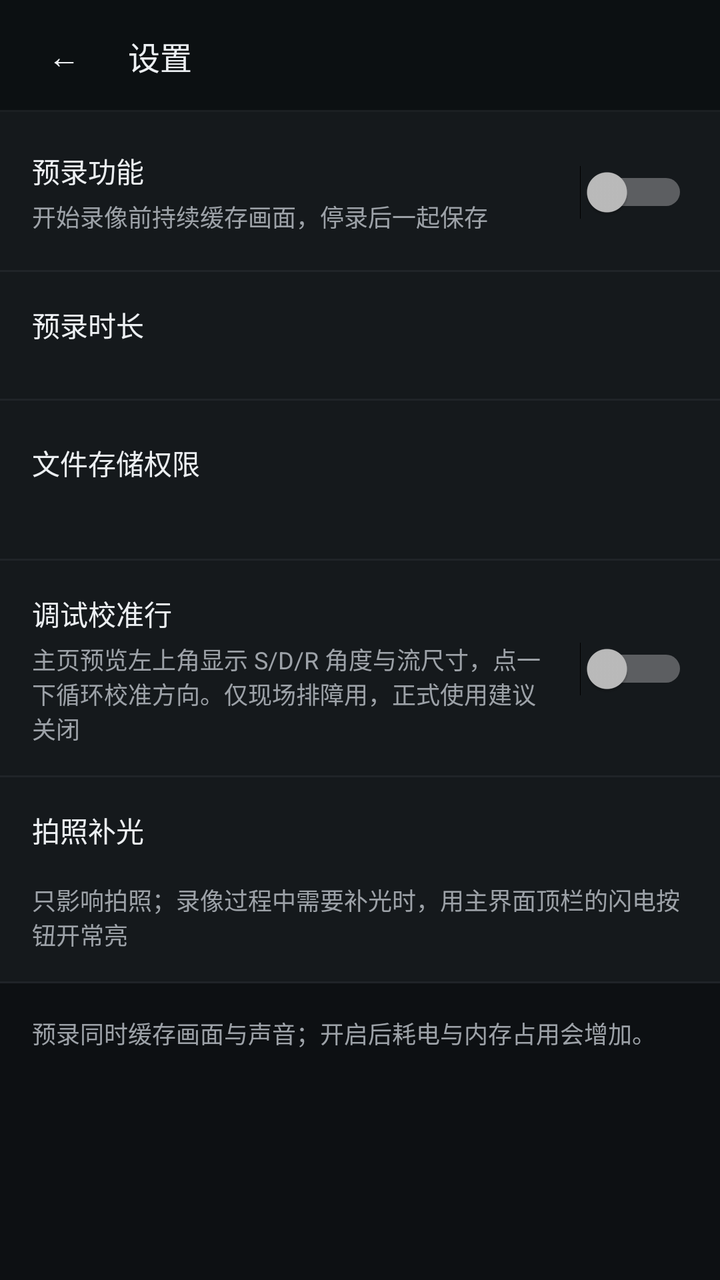
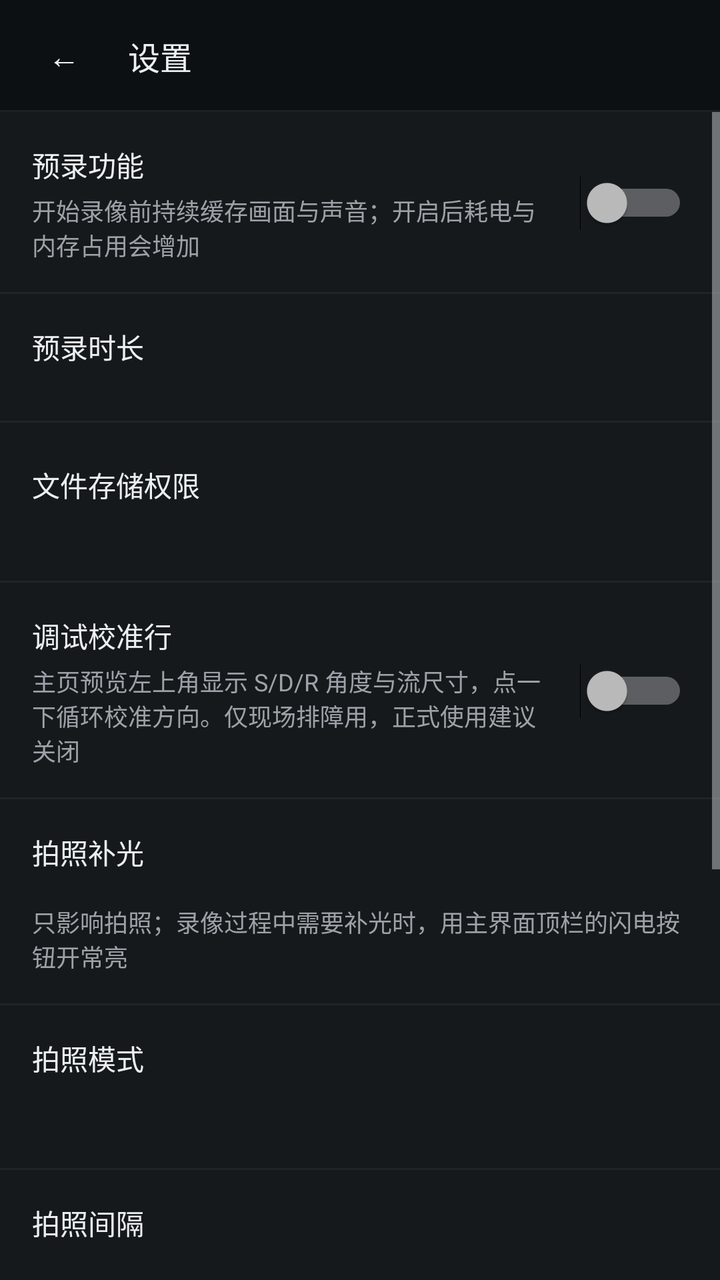

An Android layout rendered at two revisions. The XML below is the earlier revision; the diff shows what the commit changed to produce the second picture.
<!-- AndroidManifest.xml: application theme Theme.BodyCam -->
<!-- res/layout/activity_settings.xml -->
<?xml version="1.0" encoding="utf-8"?>
<LinearLayout xmlns:android="http://schemas.android.com/apk/res/android"
    xmlns:tools="http://schemas.android.com/tools"
    android:layout_width="match_parent"
    android:layout_height="match_parent"
    android:background="@color/paper"
    android:orientation="vertical">

    
    <LinearLayout
        android:layout_width="match_parent"
        android:layout_height="@dimen/top_bar_height"
        android:background="@drawable/bg_top_bar"
        android:gravity="center_vertical"
        android:orientation="horizontal"
        android:paddingHorizontal="@dimen/space_xs">

        <TextView
            android:id="@+id/btnBack"
            style="@style/BodyCamTitle"
            android:layout_width="@dimen/touch_target"
            android:layout_height="@dimen/touch_target"
            android:background="@drawable/bg_icon_button"
            android:clickable="true"
            android:contentDescription="@string/action_back"
            android:focusable="true"
            android:gravity="center"
            android:text="@string/glyph_back"
            android:textColor="@color/ink" />

        <TextView
            style="@style/BodyCamTitle"
            android:layout_width="wrap_content"
            android:layout_height="wrap_content"
            android:layout_marginStart="@dimen/space_xs"
            android:text="@string/title_settings" />
    </LinearLayout>

    <ScrollView
        android:layout_width="match_parent"
        android:layout_height="match_parent">

        <LinearLayout
            android:layout_width="match_parent"
            android:layout_height="wrap_content"
            android:orientation="vertical"
            android:paddingBottom="@dimen/space_xl">

            
            <LinearLayout
                android:layout_width="match_parent"
                android:layout_height="wrap_content"
                android:background="@drawable/bg_row"
                android:gravity="center_vertical"
                android:orientation="horizontal"
                android:paddingHorizontal="@dimen/space_md"
                android:paddingVertical="@dimen/space_md">

                <LinearLayout
                    android:layout_width="0dp"
                    android:layout_height="wrap_content"
                    android:layout_weight="1"
                    android:orientation="vertical">

                    <TextView
                        style="@style/BodyCamLabel"
                        android:layout_width="wrap_content"
                        android:layout_height="wrap_content"
                        android:text="@string/settings_pre_record_title" />

                    <TextView
                        style="@style/BodyCamHint"
                        android:layout_width="match_parent"
                        android:layout_height="wrap_content"
                        android:layout_marginTop="@dimen/space_2xs"
                        android:text="@string/settings_pre_record_summary" />
                </LinearLayout>

                <Switch
                    android:id="@+id/swPreRecord"
                    android:layout_width="wrap_content"
                    android:layout_height="wrap_content"
                    android:layout_marginStart="@dimen/space_sm"
                    android:minWidth="@dimen/touch_target"
                    android:minHeight="@dimen/touch_target" />
            </LinearLayout>

            
            <LinearLayout
                android:id="@+id/durationSection"
                android:layout_width="match_parent"
                android:layout_height="wrap_content"
                android:background="@drawable/bg_row"
                android:orientation="vertical"
                android:paddingHorizontal="@dimen/space_md"
                android:paddingVertical="@dimen/space_md">

                <TextView
                    style="@style/BodyCamLabel"
                    android:layout_width="wrap_content"
                    android:layout_height="wrap_content"
                    android:text="@string/settings_pre_record_duration_title" />

                <RadioGroup
                    android:id="@+id/rgDuration"
                    android:layout_width="match_parent"
                    android:layout_height="wrap_content"
                    android:layout_marginTop="@dimen/space_sm"
                    android:orientation="horizontal" />
            </LinearLayout>

            
            <LinearLayout
                android:id="@+id/storageRow"
                android:layout_width="match_parent"
                android:layout_height="wrap_content"
                android:background="@drawable/bg_row"
                android:clickable="true"
                android:focusable="true"
                android:gravity="center_vertical"
                android:orientation="horizontal"
                android:paddingHorizontal="@dimen/space_md"
                android:paddingVertical="@dimen/space_md">

                <LinearLayout
                    android:layout_width="0dp"
                    android:layout_height="wrap_content"
                    android:layout_weight="1"
                    android:orientation="vertical">

                    <TextView
                        style="@style/BodyCamLabel"
                        android:layout_width="wrap_content"
                        android:layout_height="wrap_content"
                        android:text="@string/settings_storage_title" />

                    <TextView
                        android:id="@+id/storageStatus"
                        style="@style/BodyCamHint"
                        android:layout_width="match_parent"
                        android:layout_height="wrap_content"
                        android:layout_marginTop="@dimen/space_2xs" />
                </LinearLayout>

                <TextView
                    android:id="@+id/storageAction"
                    style="@style/BodyCamLabel"
                    android:layout_width="wrap_content"
                    android:layout_height="@dimen/touch_target"
                    android:layout_marginStart="@dimen/space_sm"
                    android:gravity="center"
                    android:paddingHorizontal="@dimen/space_sm"
                    android:textColor="@color/accent" />
            </LinearLayout>

            
            <LinearLayout
                android:layout_width="match_parent"
                android:layout_height="wrap_content"
                android:background="@drawable/bg_row"
                android:gravity="center_vertical"
                android:orientation="horizontal"
                android:paddingHorizontal="@dimen/space_md"
                android:paddingVertical="@dimen/space_md">

                <LinearLayout
                    android:layout_width="0dp"
                    android:layout_height="wrap_content"
                    android:layout_weight="1"
                    android:orientation="vertical">

                    <TextView
                        style="@style/BodyCamLabel"
                        android:layout_width="wrap_content"
                        android:layout_height="wrap_content"
                        android:text="@string/settings_debug_overlay_title" />

                    <TextView
                        style="@style/BodyCamHint"
                        android:layout_width="match_parent"
                        android:layout_height="wrap_content"
                        android:layout_marginTop="@dimen/space_2xs"
                        android:text="@string/settings_debug_overlay_summary" />
                </LinearLayout>

                <Switch
                    android:id="@+id/swDebugOverlay"
                    android:layout_width="wrap_content"
                    android:layout_height="wrap_content"
                    android:layout_marginStart="@dimen/space_sm"
                    android:minWidth="@dimen/touch_target"
                    android:minHeight="@dimen/touch_target" />
            </LinearLayout>

            
            <LinearLayout
                android:layout_width="match_parent"
                android:layout_height="wrap_content"
                android:background="@drawable/bg_row"
                android:orientation="vertical"
                android:paddingHorizontal="@dimen/space_md"
                android:paddingVertical="@dimen/space_md">

                <TextView
                    style="@style/BodyCamLabel"
                    android:layout_width="wrap_content"
                    android:layout_height="wrap_content"
                    android:text="@string/settings_photo_flash_title" />

                <RadioGroup
                    android:id="@+id/rgPhotoFlash"
                    android:layout_width="match_parent"
                    android:layout_height="wrap_content"
                    android:layout_marginTop="@dimen/space_sm"
                    android:orientation="horizontal" />

                <TextView
                    style="@style/BodyCamHint"
                    android:layout_width="match_parent"
                    android:layout_height="wrap_content"
                    android:layout_marginTop="@dimen/space_2xs"
                    android:text="@string/settings_photo_flash_summary" />
            </LinearLayout>

            
            <TextView
                style="@style/BodyCamHint"
                android:layout_width="match_parent"
                android:layout_height="wrap_content"
                android:layout_marginTop="@dimen/space_md"
                android:paddingHorizontal="@dimen/space_md"
                android:text="@string/settings_pre_record_hint"
                tools:ignore="RtlSymmetry" />
        </LinearLayout>
    </ScrollView>
</LinearLayout>
<!-- resources referenced by this layout -->
<resources>
  <color name="accent">#F7B83D</color>
  <color name="ink">#ECEFF2</color>
  <color name="paper">#0D1013</color>
  <dimen name="space_2xs">4dp</dimen>
  <dimen name="space_md">16dp</dimen>
  <dimen name="space_sm">12dp</dimen>
  <dimen name="space_xl">32dp</dimen>
  <dimen name="space_xs">8dp</dimen>
  <dimen name="top_bar_height">56dp</dimen>
  <dimen name="touch_target">48dp</dimen>
  <!-- drawable bg_row (drawable) -->
  <?xml version="1.0" encoding="utf-8"?>
  <layer-list xmlns:android="http://schemas.android.com/apk/res/android">
      <item>
          <shape android:shape="rectangle">
              <solid android:color="@color/paper_2" />
          </shape>
      </item>
      <item
          android:gravity="bottom"
          android:height="@dimen/rule_hair">
          <shape android:shape="rectangle">
              <solid android:color="@color/rule" />
          </shape>
      </item>
  </layer-list>
  <!-- drawable bg_top_bar (drawable) -->
  <?xml version="1.0" encoding="utf-8"?>
  <layer-list xmlns:android="http://schemas.android.com/apk/res/android">
      <item>
          <shape android:shape="rectangle">
              <solid android:color="@color/scrim_bar" />
          </shape>
      </item>
      <item
          android:gravity="bottom"
          android:height="@dimen/rule_hair">
          <shape android:shape="rectangle">
              <solid android:color="@color/rule" />
          </shape>
      </item>
  </layer-list>
  <string name="action_back">返回</string>
  <string name="glyph_back">←</string>
  <string name="settings_debug_overlay_summary">主页预览左上角显示 S/D/R 角度与流尺寸，点一下循环校准方向。仅现场排障用，正式使用建议关闭</string>
  <string name="settings_debug_overlay_title">调试校准行</string>
  <string name="settings_photo_flash_summary">只影响拍照；录像过程中需要补光时，用主界面顶栏的闪电按钮开常亮</string>
  <string name="settings_photo_flash_title">拍照补光</string>
  <string name="settings_pre_record_duration_title">预录时长</string>
  <string name="settings_pre_record_hint">预录同时缓存画面与声音；开启后耗电与内存占用会增加。</string>
  <string name="settings_pre_record_summary">开始录像前持续缓存画面，停录后一起保存</string>
  <string name="settings_pre_record_title">预录功能</string>
  <string name="settings_storage_title">文件存储权限</string>
  <string name="title_settings">设置</string>
  <style name="BodyCamHint">
          <item name="android:fontFamily">sans-serif</item>
          <item name="android:textSize">@dimen/text_sm</item>
          <item name="android:textColor">@color/muted</item>
          <item name="android:includeFontPadding">false</item>
      </style>
  <style name="BodyCamLabel">
          <item name="android:fontFamily">sans-serif-medium</item>
          <item name="android:textSize">@dimen/text_md</item>
          <item name="android:textColor">@color/ink</item>
          <item name="android:includeFontPadding">false</item>
      </style>
  <style name="BodyCamTitle">
          <item name="android:fontFamily">sans-serif-medium</item>
          <item name="android:textSize">@dimen/text_lg</item>
          <item name="android:textColor">@color/ink</item>
      </style>
  <dimen name="rule_strong">2dp</dimen>
  <color name="ripple_on_paper">#33ECEFF2</color>
  <color name="paper_2">#15191C</color>
  <dimen name="rule_hair">1dp</dimen>
  <color name="rule">#802D3135</color>
  <color name="scrim_bar">#800D1013</color>
  <dimen name="text_sm">12sp</dimen>
  <color name="muted">#9DA2A8</color>
  <dimen name="text_md">14sp</dimen>
  <dimen name="text_lg">16sp</dimen>
  <color name="ink_2">#C3C8CC</color>
  <!-- unchanged entries left out for length: 2 -->
</resources>

<!-- the commit's change to res/layout/activity_settings.xml (unified diff, before → after) -->
@@ -1,6 +1,5 @@
 <?xml version="1.0" encoding="utf-8"?>
 <LinearLayout xmlns:android="http://schemas.android.com/apk/res/android"
-    xmlns:tools="http://schemas.android.com/tools"
     android:layout_width="match_parent"
     android:layout_height="match_parent"
     android:background="@color/paper"
@@ -223,14 +222,141 @@
             </LinearLayout>
 
             
-            <TextView
-                style="@style/BodyCamHint"
-                android:layout_width="match_parent"
-                android:layout_height="wrap_content"
-                android:layout_marginTop="@dimen/space_md"
-                android:paddingHorizontal="@dimen/space_md"
-                android:text="@string/settings_pre_record_hint"
-                tools:ignore="RtlSymmetry" />
-        </LinearLayout>
+            <LinearLayout
+                android:layout_width="match_parent"
+                android:layout_height="wrap_content"
+                android:background="@drawable/bg_row"
+                android:orientation="vertical"
+                android:paddingHorizontal="@dimen/space_md"
+                android:paddingVertical="@dimen/space_md">
+
+                <TextView
+                    style="@style/BodyCamLabel"
+                    android:layout_width="wrap_content"
+                    android:layout_height="wrap_content"
+                    android:text="@string/settings_photo_mode_title" />
+
+                <RadioGroup
+                    android:id="@+id/rgPhotoMode"
+                    android:layout_width="match_parent"
+                    android:layout_height="wrap_content"
+                    android:layout_marginTop="@dimen/space_sm"
+                    android:orientation="horizontal" />
+
+                <TextView
+                    android:id="@+id/photoModeSummary"
+                    style="@style/BodyCamHint"
+                    android:layout_width="match_parent"
+                    android:layout_height="wrap_content"
+                    android:layout_marginTop="@dimen/space_2xs" />
+            </LinearLayout>
+
+            
+            <LinearLayout
+                android:id="@+id/burstSection"
+                android:layout_width="match_parent"
+                android:layout_height="wrap_content"
+                android:background="@drawable/bg_row"
+                android:orientation="vertical"
+                android:paddingHorizontal="@dimen/space_md"
+                android:paddingVertical="@dimen/space_md">
+
+                <TextView
+                    style="@style/BodyCamLabel"
+                    android:layout_width="wrap_content"
+                    android:layout_height="wrap_content"
+                    android:text="@string/settings_burst_interval_title" />
+
+                <RadioGroup
+                    android:id="@+id/rgBurstInterval"
+                    android:layout_width="match_parent"
+                    android:layout_height="wrap_content"
+                    android:layout_marginTop="@dimen/space_sm"
+                    android:orientation="horizontal" />
+
+                <TextView
+                    style="@style/BodyCamLabel"
+                    android:layout_width="wrap_content"
+                    android:layout_height="wrap_content"
+                    android:layout_marginTop="@dimen/space_md"
+                    android:text="@string/settings_burst_count_title" />
+
+                <RadioGroup
+                    android:id="@+id/rgBurstCount"
+                    android:layout_width="match_parent"
+                    android:layout_height="wrap_content"
+                    android:layout_marginTop="@dimen/space_sm"
+                    android:orientation="horizontal" />
+
+                <TextView
+                    style="@style/BodyCamHint"
+                    android:layout_width="match_parent"
+                    android:layout_height="wrap_content"
+                    android:layout_marginTop="@dimen/space_2xs"
+                    android:text="@string/settings_burst_summary" />
+            </LinearLayout>
+
+            
+            <LinearLayout
+                android:layout_width="match_parent"
+                android:layout_height="wrap_content"
+                android:background="@drawable/bg_row"
+                android:orientation="vertical"
+                android:paddingHorizontal="@dimen/space_md"
+                android:paddingVertical="@dimen/space_md">
+
+                <TextView
+                    style="@style/BodyCamLabel"
+                    android:layout_width="wrap_content"
+                    android:layout_height="wrap_content"
+                    android:text="@string/settings_photo_quality_title" />
+
+                <RadioGroup
+                    android:id="@+id/rgPhotoQuality"
+                    android:layout_width="match_parent"
+                    android:layout_height="wrap_content"
+                    android:layout_marginTop="@dimen/space_sm"
+                    android:orientation="horizontal" />
+
+                <TextView
+                    style="@style/BodyCamHint"
+                    android:layout_width="match_parent"
+                    android:layout_height="wrap_content"
+                    android:layout_marginTop="@dimen/space_2xs"
+                    android:text="@string/settings_photo_quality_summary" />
+            </LinearLayout>
+
+            
+            <LinearLayout
+                android:layout_width="match_parent"
+                android:layout_height="wrap_content"
+                android:background="@drawable/bg_row"
+                android:orientation="vertical"
+                android:paddingHorizontal="@dimen/space_md"
+                android:paddingVertical="@dimen/space_md">
+
+                <TextView
+                    style="@style/BodyCamLabel"
+                    android:layout_width="wrap_content"
+                    android:layout_height="wrap_content"
+                    android:text="@string/settings_photo_size_title" />
+
+                
+                <LinearLayout
+                    android:id="@+id/llPhotoSize"
+                    android:layout_width="match_parent"
+                    android:layout_height="wrap_content"
+                    android:layout_marginTop="@dimen/space_sm"
+                    android:orientation="vertical" />
+
+                <TextView
+                    style="@style/BodyCamHint"
+                    android:layout_width="match_parent"
+                    android:layout_height="wrap_content"
+                    android:layout_marginTop="@dimen/space_2xs"
+                    android:text="@string/settings_photo_size_summary" />
+            </LinearLayout>
+
+            </LinearLayout>
     </ScrollView>
 </LinearLayout>
<!-- resource entries referenced after the edit -->
@@ -44,13 +44,20 @@
   </layer-list>
   <string name="action_back">返回</string>
   <string name="glyph_back">←</string>
+  <string name="settings_burst_count_title">连拍数目</string>
+  <string name="settings_burst_interval_title">拍照间隔</string>
+  <string name="settings_burst_summary">间隔越短、张数越多，连拍总时长越长；连拍期间屏幕保持预览</string>
   <string name="settings_debug_overlay_summary">主页预览左上角显示 S/D/R 角度与流尺寸，点一下循环校准方向。仅现场排障用，正式使用建议关闭</string>
   <string name="settings_debug_overlay_title">调试校准行</string>
   <string name="settings_photo_flash_summary">只影响拍照；录像过程中需要补光时，用主界面顶栏的闪电按钮开常亮</string>
   <string name="settings_photo_flash_title">拍照补光</string>
+  <string name="settings_photo_mode_title">拍照模式</string>
+  <string name="settings_photo_quality_summary">质量越高文件越大，单张写盘也越慢</string>
+  <string name="settings_photo_quality_title">拍照质量</string>
+  <string name="settings_photo_size_summary">设备不支持时会自动回退到最接近的可用档；与视频同为 16:9，构图一致</string>
+  <string name="settings_photo_size_title">拍照尺寸</string>
   <string name="settings_pre_record_duration_title">预录时长</string>
-  <string name="settings_pre_record_hint">预录同时缓存画面与声音；开启后耗电与内存占用会增加。</string>
-  <string name="settings_pre_record_summary">开始录像前持续缓存画面，停录后一起保存</string>
+  <string name="settings_pre_record_summary">开始录像前持续缓存画面与声音；开启后耗电与内存占用会增加</string>
   <string name="settings_pre_record_title">预录功能</string>
   <string name="settings_storage_title">文件存储权限</string>
   <string name="title_settings">设置</string>
